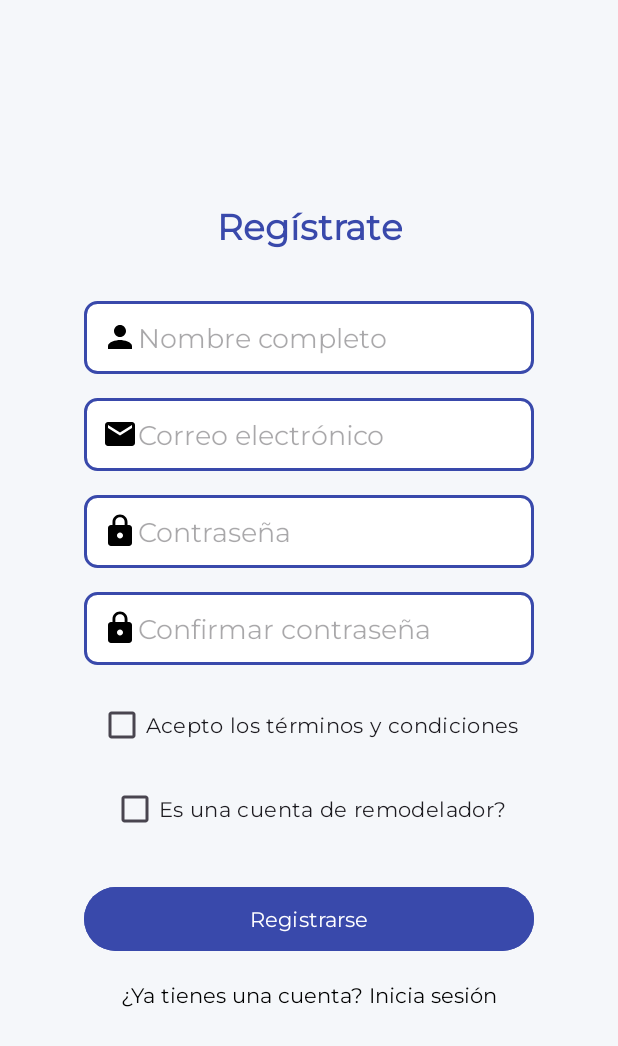
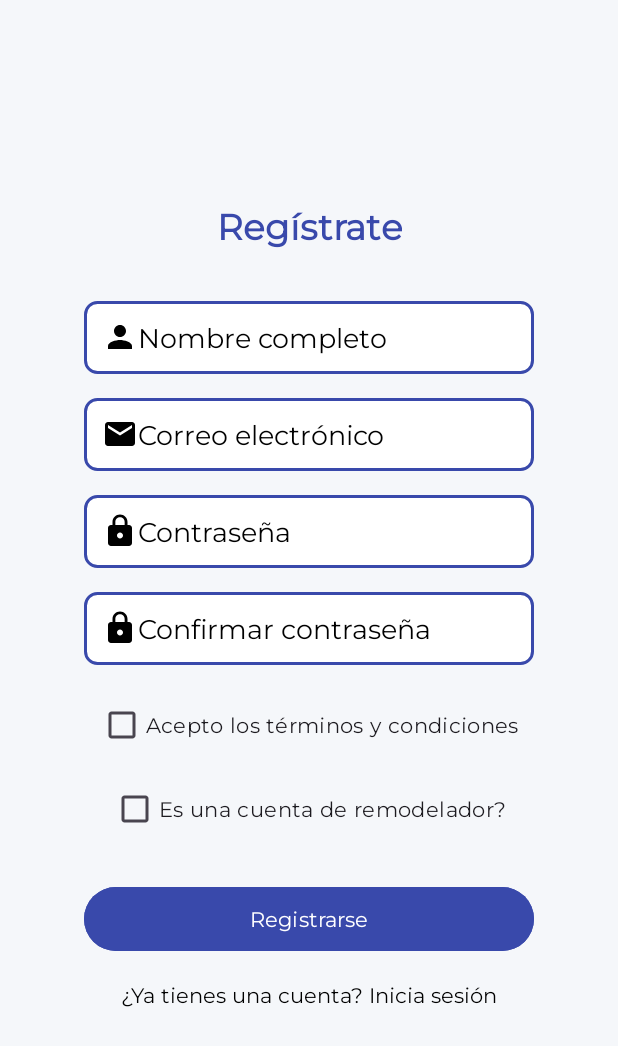
Before and after one commit to SI732-ExpDesign-Team/mobile, an Android app: the RegisterFragment screen opened directly, with no data from a screen before it, on a phone screen of 412 x 824 dp. Shown: the top 1046 px of the screen. Run offline under Robolectric (Android 15) with nearby library versions, the phone set to English and light mode, and no system bars.

Commit message:
develop(fix): fixed visualization issues on smaller phones

```diff
--- a/app/src/main/res/layout/fragment_login.xml
+++ b/app/src/main/res/layout/fragment_login.xml
@@ -26,6 +26,7 @@
         android:layout_height="wrap_content"
         android:fontFamily="@font/montserrat"
         android:hint="Correo electrónico"
+        android:textColorHint="@color/black"
         android:drawableStart="@drawable/ic_email"
         android:padding="12dp"
         android:background="@drawable/edit_text_background"
@@ -39,6 +40,7 @@
         android:layout_height="wrap_content"
         android:fontFamily="@font/montserrat"
         android:hint="Contraseña"
+        android:textColorHint="@color/black"
         android:drawableStart="@drawable/ic_lock"
         android:padding="12dp"
         android:background="@drawable/edit_text_background"
--- a/app/src/main/res/layout/fragment_recover_password.xml
+++ b/app/src/main/res/layout/fragment_recover_password.xml
@@ -40,6 +40,7 @@
         android:layout_height="wrap_content"
         android:fontFamily="@font/montserrat"
         android:hint="Correo electrónico"
+        android:textColorHint="@color/black"
         android:drawableStart="@drawable/ic_email"
         android:padding="12dp"
         android:background="@drawable/edit_text_background"
--- a/app/src/main/res/layout/fragment_register.xml
+++ b/app/src/main/res/layout/fragment_register.xml
@@ -30,6 +30,7 @@
         android:layout_marginEnd="24dp"
         android:fontFamily="@font/montserrat"
         android:hint="Nombre completo"
+        android:textColorHint="@color/black"
         android:drawableStart="@drawable/ic_person"
         android:padding="12dp"
         android:background="@drawable/edit_text_background"
@@ -49,6 +50,7 @@
         android:layout_marginEnd="24dp"
         android:fontFamily="@font/montserrat"
         android:hint="Correo electrónico"
+        android:textColorHint="@color/black"
         android:drawableStart="@drawable/ic_email"
         android:padding="12dp"
         android:background="@drawable/edit_text_background"
@@ -66,6 +68,7 @@
         android:layout_marginEnd="24dp"
         android:fontFamily="@font/montserrat"
         android:hint="Contraseña"
+        android:textColorHint="@color/black"
         android:drawableStart="@drawable/ic_lock"
         android:padding="12dp"
         android:background="@drawable/edit_text_background"
@@ -83,6 +86,7 @@
         android:layout_marginEnd="24dp"
         android:fontFamily="@font/montserrat"
         android:hint="Confirmar contraseña"
+        android:textColorHint="@color/black"
         android:drawableStart="@drawable/ic_lock"
         android:padding="12dp"
         android:background="@drawable/edit_text_background"
```
Also changed, not shown: app/src/main/res/layout/project_creation_main.xml (+27 -10 lines).
